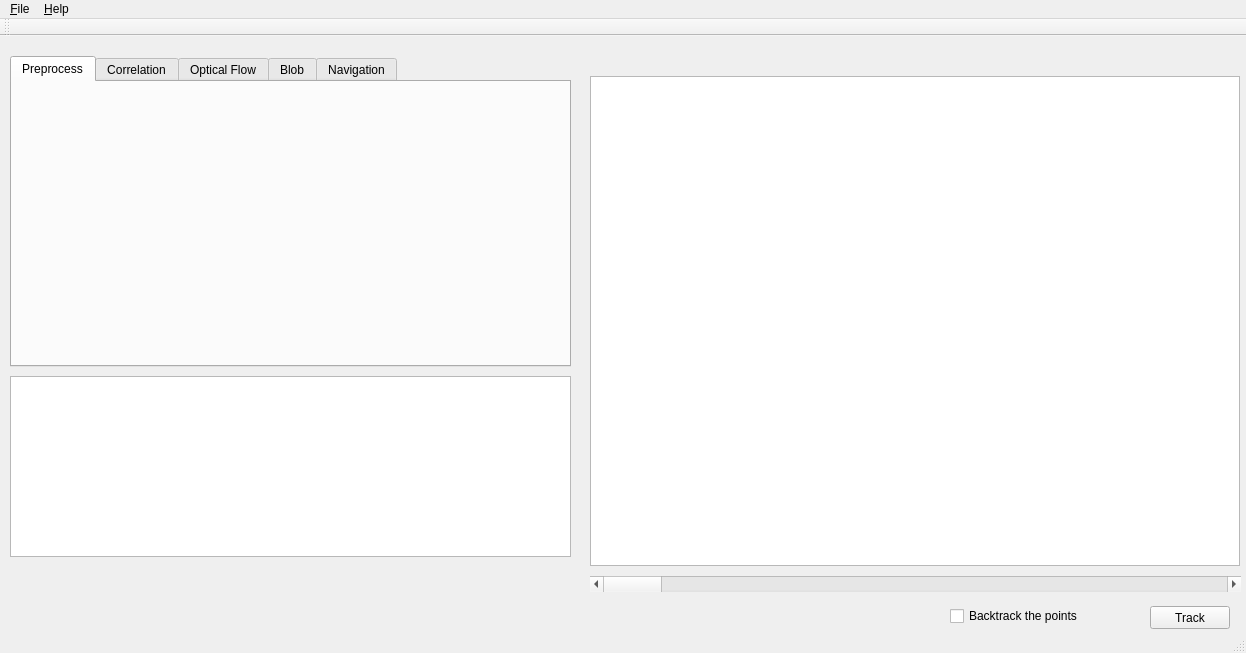
caomw/tactical-visual-servoing, file mainwindow.ui: the form before one commit.
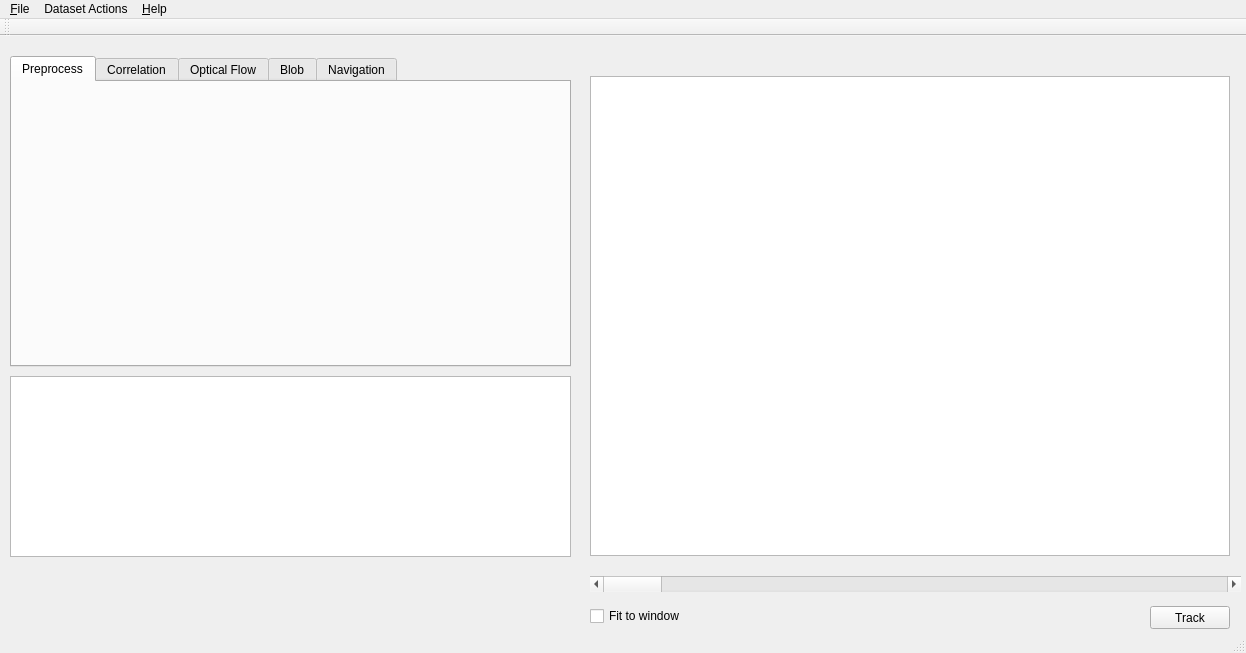
The form after the commit. The open tabs and pages were chosen to show the change.

Patch:
```diff
--- a/mainwindow.ui
+++ b/mainwindow.ui
@@ -453,8 +453,8 @@
      <rect>
       <x>590</x>
       <y>40</y>
-      <width>650</width>
-      <height>490</height>
+      <width>640</width>
+      <height>480</height>
      </rect>
     </property>
     <property name="mouseTracking">
@@ -484,20 +484,7 @@
      <string>Track</string>
     </property>
    </widget>
-   <widget class="QCheckBox" name="checkBox_2">
-    <property name="geometry">
-     <rect>
-      <x>950</x>
-      <y>570</y>
-      <width>161</width>
-      <height>20</height>
-     </rect>
-    </property>
-    <property name="text">
-     <string>Backtrack the points</string>
-    </property>
-   </widget>
-   <widget class="QScrollBar" name="horizontalScrollBar">
+   <widget class="QScrollBar" name="imageScrollBar">
     <property name="geometry">
      <rect>
       <x>590</x>
@@ -510,6 +497,19 @@
      <enum>Qt::Horizontal</enum>
     </property>
    </widget>
+   <widget class="QCheckBox" name="checkBoxFitToWindow">
+    <property name="geometry">
+     <rect>
+      <x>590</x>
+      <y>570</y>
+      <width>161</width>
+      <height>20</height>
+     </rect>
+    </property>
+    <property name="text">
+     <string>Fit to window</string>
+    </property>
+   </widget>
   </widget>
   <widget class="QMenuBar" name="menuBar">
    <property name="geometry">
@@ -532,7 +532,15 @@
     </property>
     <addaction name="action_About"/>
    </widget>
+   <widget class="QMenu" name="menuDataset_Actions">
+    <property name="title">
+     <string>Dataset Actions</string>
+    </property>
+    <addaction name="actionApply_to_Entire_Dataset"/>
+    <addaction name="actionExport_Dataset"/>
+   </widget>
    <addaction name="menu_File"/>
+   <addaction name="menuDataset_Actions"/>
    <addaction name="menu_Help"/>
   </widget>
   <widget class="QToolBar" name="mainToolBar">
```
Left out of the diff: 18 changed lines with no effect on the pictures.
